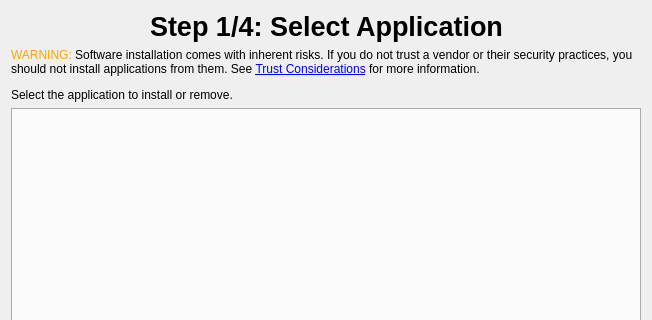
Above: ui/selectapplicationpage.ui from Kicksecure/browser-choice before the change; both pictures show x 0 to 652 and y 0 to 320 of the 652 by 1025 pixel window. Below: the same form after it.
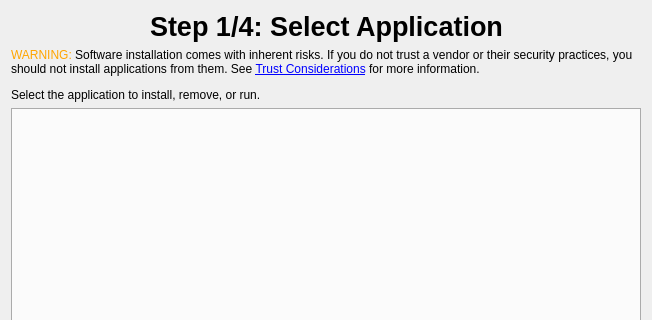
That is the form after the change. Icons and pictures are not drawn.

```diff
--- a/ui/selectapplicationpage.ui
+++ b/ui/selectapplicationpage.ui
@@ -55,7 +55,7 @@
     <widget class="QLabel" name="label_2">
      <property name="text">
       <string>&lt;p&gt;&lt;font color=&quot;orange&quot;&gt;WARNING:&lt;/font&gt; Software installation comes with inherent risks. If you do not trust a vendor or their security practices, you should not install applications from them. See &lt;a href=&quot;https://www.kicksecure.com/wiki/Install_Software#Trust_Considerations&quot;&gt;Trust Considerations&lt;/a&gt; for more information.&lt;/p&gt;
-&lt;p&gt;Select the application to install or remove.&lt;/p&gt;</string>
+&lt;p&gt;Select the application to install, remove, or run.&lt;/p&gt;</string>
      </property>
      <property name="wordWrap">
       <bool>true</bool>
```
Left out of the diff: 24 changed lines with no effect on the pictures.
